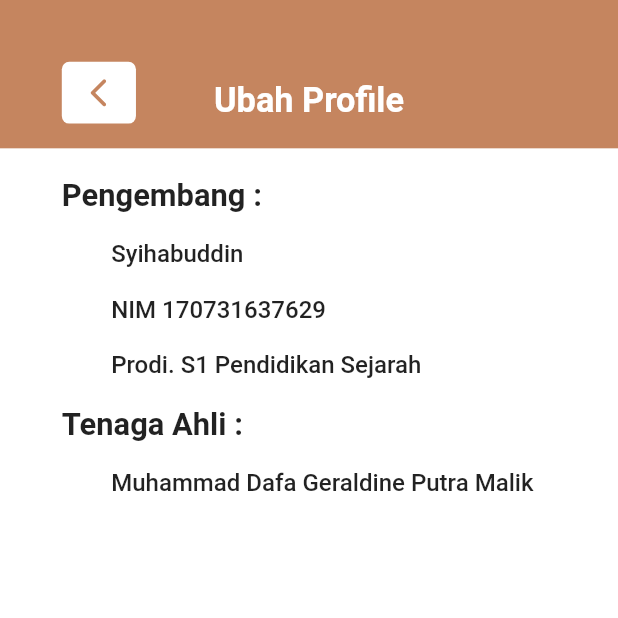
After one commit to dafageraldine/ansorymaps, a Flutter app: the EditProfile screen opened directly, on a phone screen of 412 x 824 dp, the top half of it. The commit adds this screen. Run offline on Flutter 3.47's test engine with Material 2 defaults, Android fonts, the phone set to English and light mode, and no system bars; our stand-ins replace carousel_slider, flutter_screenutil, fluttertoast, loading_animation_widget, shared_preferences; missing offline and left inert: horizontal_data_table; accounts and stored records are empty.

Commit message:
progress edit profile

```diff
--- /dev/null
+++ b/lib/profile/editprofile.dart
@@ -0,0 +1,206 @@
+import 'dart:convert';
+
+import 'package:ansory/login/login.dart';
+import 'package:ansory/profile/profilepengembang.dart';
+import 'package:flutter/material.dart';
+import 'package:flutter/src/foundation/key.dart';
+import 'package:flutter/src/widgets/framework.dart';
+import 'package:flutter_screenutil/flutter_screenutil.dart';
+import 'package:fluttertoast/fluttertoast.dart';
+import 'package:http/http.dart' as http;
+import 'package:shared_preferences/shared_preferences.dart';
+
+import '../bottombar.dart';
+import '../data/data.dart';
+
+class EditProfile extends StatefulWidget {
+  const EditProfile({Key? key}) : super(key: key);
+
+  @override
+  State<EditProfile> createState() => _EditProfileState();
+}
+
+class _EditProfileState extends State<EditProfile> {
+  showAlertDialog(BuildContext context, String info, String ids) {
+    // set up the buttons
+    Widget cancelButton = TextButton(
+      child: Text(
+        "Tidak",
+        style: TextStyle(color: Colors.grey[400]),
+      ),
+      onPressed: () {
+        Navigator.of(context).pop();
+        // await delete();
+      },
+    );
+
+    Widget continueButton = TextButton(
+      child: Text(
+        "Ya",
+        style: TextStyle(color: Color.fromRGBO(187, 121, 91, 1)),
+      ),
+      onPressed: () async {
+        Navigator.of(context).pop();
+        final prefs = await SharedPreferences.getInstance();
+        await prefs.remove('uname');
+        await prefs.remove('pass');
+        dataUser.clear();
+        Navigator.push(
+            context, MaterialPageRoute(builder: (context) => Login()));
+
+        // await deletedata(ids);
+      },
+    );
+
+    // set up the AlertDialog
+    AlertDialog alert = AlertDialog(
+      title: Text("Warning"),
+      content: Text(info),
+      actions: [
+        cancelButton,
+        continueButton,
+      ],
+    );
+
+    // show the dialog
+    showDialog(
+      context: context,
+      builder: (BuildContext context) {
+        return alert;
+      },
+    );
+  }
+
+  @override
+  Widget build(BuildContext context) {
+    ScreenUtil.init(context, designSize: const Size(360, 690));
+    return Scaffold(
+      backgroundColor: Colors.white,
+      body: Stack(
+        children: [
+          SingleChildScrollView(
+              child: Column(
+            children: [
+              0.12.sh.verticalSpace,
+              Padding(
+                padding: EdgeInsets.only(left: 0.1.sw),
+                child: Align(
+                  alignment: Alignment.centerLeft,
+                  child: Text(
+                    "Pengembang : ",
+                    style:
+                        TextStyle(fontWeight: FontWeight.w600, fontSize: 18.sp),
+                  ),
+                ),
+              ),
+              15.verticalSpace,
+              Padding(
+                padding: EdgeInsets.only(left: 0.18.sw),
+                child: Align(
+                  alignment: Alignment.centerLeft,
+                  child: Text(
+                    "Syihabuddin",
+                    style:
+                        TextStyle(fontWeight: FontWeight.w500, fontSize: 14.sp),
+                  ),
+                ),
+              ),
+              15.verticalSpace,
+              Padding(
+                padding: EdgeInsets.only(left: 0.18.sw),
+                child: Align(
+                  alignment: Alignment.centerLeft,
+                  child: Text(
+                    "NIM 170731637629",
+                    style:
+                        TextStyle(fontWeight: FontWeight.w500, fontSize: 14.sp),
+                  ),
+                ),
+              ),
+              15.verticalSpace,
+              Padding(
+                padding: EdgeInsets.only(left: 0.18.sw),
+                child: Align(
+                  alignment: Alignment.centerLeft,
+                  child: Text(
+                    "Prodi. S1 Pendidikan Sejarah",
+                    style:
+                        TextStyle(fontWeight: FontWeight.w500, fontSize: 14.sp),
+                  ),
+                ),
+              ),
+              15.verticalSpace,
+              Padding(
+                padding: EdgeInsets.only(left: 0.1.sw),
+                child: Align(
+                  alignment: Alignment.centerLeft,
+                  child: Text(
+                    "Tenaga Ahli : ",
+                    style:
+                        TextStyle(fontWeight: FontWeight.w600, fontSize: 18.sp),
+                  ),
+                ),
+              ),
+              15.verticalSpace,
+              Padding(
+                padding: EdgeInsets.only(left: 0.18.sw),
+                child: Align(
+                  alignment: Alignment.centerLeft,
+                  child: Text(
+                    "Muhammad Dafa Geraldine Putra Malik",
+                    style:
+                        TextStyle(fontWeight: FontWeight.w500, fontSize: 14.sp),
+                  ),
+                ),
+              ),
+            ],
+          )),
+          Container(
+            width: 1.sw,
+            height: 0.12.sh,
+            color: Color.fromRGBO(197, 133, 95, 1),
+            child: Stack(
+              children: [
+                Padding(
+                  padding: EdgeInsets.only(top: 0.05.sh, left: 0.1.sw),
+                  child: InkWell(
+                    onTap: () {
+                      Navigator.of(context).pop();
+                    },
+                    child: Container(
+                      width: 0.12.sw,
+                      height: 0.1.sw,
+                      decoration: BoxDecoration(
+                          color: Colors.white,
+                          borderRadius: BorderRadius.circular(5)),
+                      child: Icon(
+                        Icons.arrow_back_ios_rounded,
+                        size: 20.sp,
+                        color: Color.fromRGBO(197, 133, 95, 1),
+                      ),
+                    ),
+                  ),
+                ),
+                Column(
+                  children: [
+                    45.verticalSpace,
+                    Center(
+                      child: Text(
+                        "Ubah Profile",
+                        style: TextStyle(
+                            color: Colors.white,
+                            fontSize: 20.sp,
+                            // fontFamily: 'Inter',
+                            fontWeight: FontWeight.w700),
+                      ),
+                    ),
+                  ],
+                ),
+              ],
+            ),
+          ),
+        ],
+      ),
+    );
+  }
+}
--- a/lib/profile/profile.dart
+++ b/lib/profile/profile.dart
@@ -1,6 +1,7 @@
 import 'dart:convert';
 
 import 'package:ansory/login/login.dart';
+import 'package:ansory/profile/editprofile.dart';
 import 'package:ansory/profile/profilepengembang.dart';
 import 'package:flutter/material.dart';
 import 'package:flutter/src/foundation/key.dart';
@@ -155,6 +156,13 @@
           ),
           20.verticalSpace,
           InkWell(
+            onTap: () {
+              if (dataUser[0].username == "admin") {
+              } else {
+                Navigator.push(context,
+                    MaterialPageRoute(builder: (context) => EditProfile()));
+              }
+            },
             child: Container(
               width: 0.8.sw,
               height: 0.06.sh,
```
